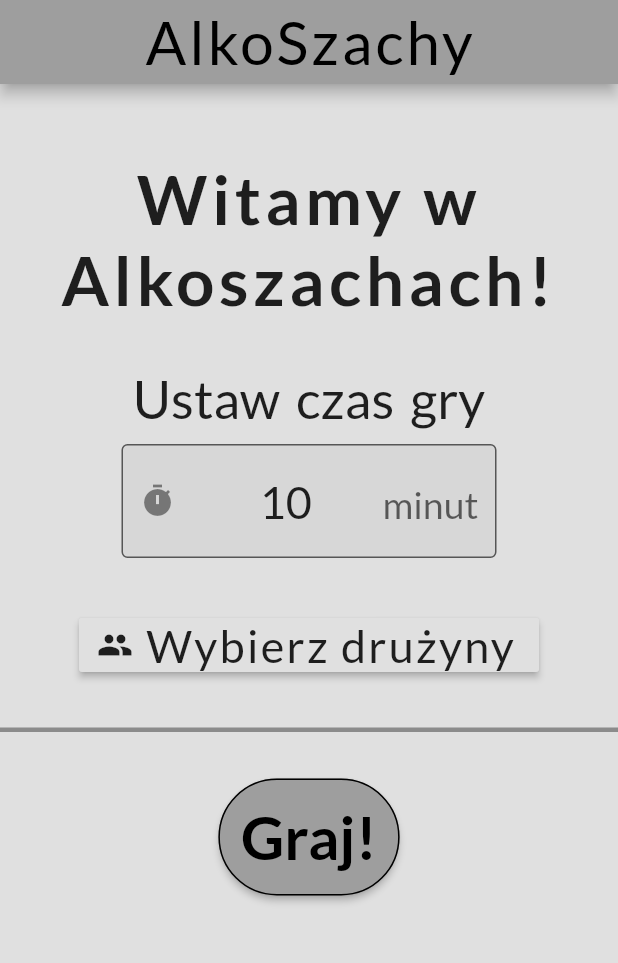
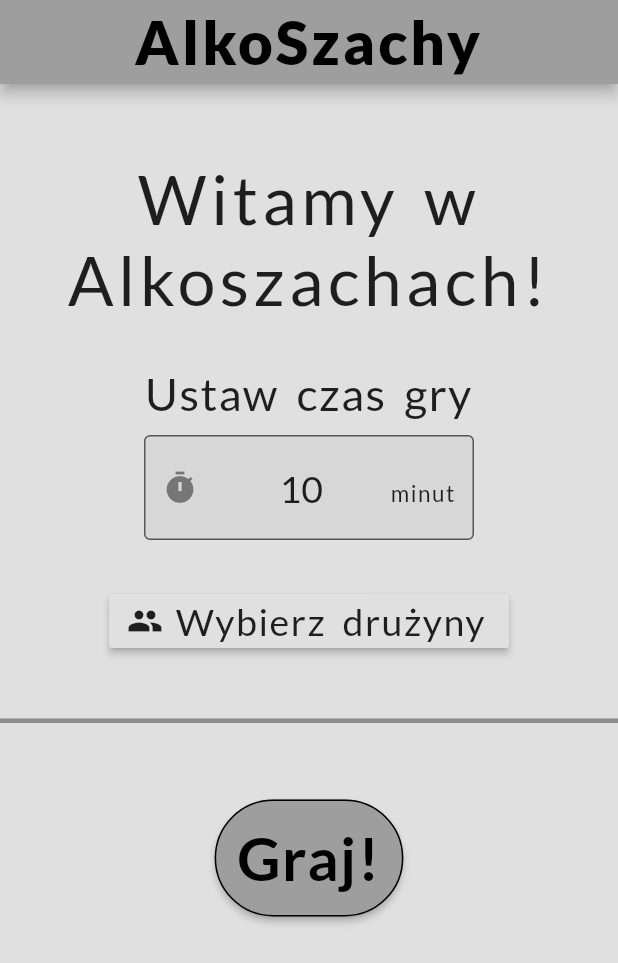
Before and after one commit to AdamJozwiak/AlkoSzachy, a Flutter app: the screen it shows after launch, on a phone screen of 412 x 824 dp. Shown: the top 963 px of the screen. Run offline on Flutter 3.47's test engine with Material 2 defaults, Android fonts, the phone set to English and light mode, and no system bars; our stand-ins replace google_fonts, rxdart.

Commit message:
Improve visually, fix to playable state

```diff
--- a/lib/models/gameStartInfo.dart
+++ b/lib/models/gameStartInfo.dart
@@ -2,8 +2,9 @@ import 'package:alkochin/models/player.dart';
 
 class GameInfo {
   final int timer;
+  final List<Player> players;
   final List<Player> whitePlayers;
   final List<Player> blackPlayers;
 
-  GameInfo(this.timer, this.whitePlayers, this.blackPlayers);
+  GameInfo(this.timer, this.players, this.whitePlayers, this.blackPlayers);
 }
--- a/lib/page/home.dart
+++ b/lib/page/home.dart
@@ -1,5 +1,6 @@
 import 'package:alkochin/models/gameStartInfo.dart';
 import 'package:alkochin/models/player.dart';
+import 'package:alkochin/widgets/customText.dart';
 import 'package:alkochin/widgets/file_manager.dart';
 import 'package:flutter/material.dart';
 
@@ -33,18 +34,18 @@ class _HomePageState extends State<HomePage> {
   Widget build(BuildContext context) {
     return Scaffold(
       appBar: AppBar(
-        title: Text(
-          widget.title,
-          style: TextStyle(
+        title: CustomText(
+          text: widget.title,
           fontSize: 40.0,
-              wordSpacing: 10.0,
+          weight: FontWeight.w900,
           letterSpacing: 2.0,
-              color: Colors.black),
+          color: Colors.black,
         ),
         centerTitle: true,
       ),
       backgroundColor: Colors.grey[300],
-      body: ListView(children: [
+      body: SafeArea(
+        child: ListView(children: [
           Center(
             child: Column(
               crossAxisAlignment: CrossAxisAlignment.center,
@@ -52,27 +53,26 @@ class _HomePageState extends State<HomePage> {
                 SizedBox(
                   height: 50.0,
                 ),
-              Text(
-                'Witamy w \nAlkoszachach!',
-                style: TextStyle(
+                CustomText(
+                  text: 'Witamy w \nAlkoszachach!',
                   fontSize: 45.0,
-                    fontWeight: FontWeight.bold,
-                    letterSpacing: 3.0),
+                  weight: FontWeight.w500,
+                  letterSpacing: 3.0,
                   textAlign: TextAlign.center,
                 ),
                 SizedBox(
                   height: 30.0,
                 ),
-              Text(
-                'Ustaw czas gry',
-                style: TextStyle(fontSize: 35.0, wordSpacing: 4.0),
+                CustomText(
+                  text: 'Ustaw czas gry',
+                  fontSize: 30.0,
                 ),
                 SizedBox(
                   height: 10.0,
                 ),
                 Container(
-                width: 250.0,
-                height: 80.0,
+                  width: 220.0,
+                  height: 70.0,
                   child: Form(
                     key: _formKey,
                     child: TextFormField(
@@ -82,15 +82,14 @@ class _HomePageState extends State<HomePage> {
                           border: OutlineInputBorder(),
                           filled: true,
                           prefixIcon: Icon(Icons.timer),
-                        suffix: Text(
-                          'minut',
-                          textAlign: TextAlign.center,
-                          style: TextStyle(fontSize: 25.0),
+                          suffix: CustomText(
+                            text: 'minut',
+                            fontSize: 15.0,
                           ),
                           errorStyle:
                               TextStyle(fontFamily: 'Roboto', fontSize: 13.0)),
                       textAlign: TextAlign.center,
-                    style: TextStyle(fontSize: 30.0),
+                      style: TextStyle(fontSize: 25.0),
                       validator: (value) {
                         if (value == null || value.isEmpty) {
                           return 'Ustaw czas';
@@ -118,12 +117,12 @@ class _HomePageState extends State<HomePage> {
                       Navigator.pushNamed(context, '/teams');
                     },
                     icon: Icon(Icons.people),
-                  label: Text(
-                    'Wybierz drużyny',
-                    style: TextStyle(fontSize: 30.0, letterSpacing: 1.5),
+                    label: CustomText(
+                      text: 'Wybierz drużyny',
+                      fontSize: 25.0,
                     )),
                 SizedBox(
-                height: 30.0,
+                  height: 40.0,
                 ),
                 Divider(
                   height: 5.0,
@@ -131,7 +130,7 @@ class _HomePageState extends State<HomePage> {
                   color: Colors.black38,
                 ),
                 SizedBox(
-                height: 30.0,
+                  height: 50.0,
                 ),
                 ElevatedButton(
                   onPressed: () async {
@@ -195,14 +194,15 @@ class _HomePageState extends State<HomePage> {
                         buttonError[1] == false &&
                         buttonError[2] == false) {
                       Navigator.pushNamed(context, '/game',
-                        arguments: GameInfo(timer, whitePlayers, blackPlayers));
+                          arguments: GameInfo(
+                              timer, players, whitePlayers, blackPlayers));
                     }
                   },
-                child: Text('Graj!',
-                    style: TextStyle(
+                  child: CustomText(
+                      text: 'Graj!',
                       fontSize: 40.0,
-                        fontWeight: FontWeight.bold,
-                        color: Colors.black)),
+                      weight: FontWeight.bold,
+                      color: Colors.black),
                   style: ButtonStyle(
                       padding: MaterialStateProperty.all(EdgeInsets.all(15)),
                       foregroundColor:
@@ -217,25 +217,30 @@ class _HomePageState extends State<HomePage> {
                 ),
                 Column(children: [
                   if (buttonError[0])
-                  Text(
-                    'Długość gry musi być większa niż 30 sek!',
-                    style: TextStyle(fontSize: 25.0, color: Colors.red[400]),
+                    CustomText(
+                      text: 'Długość gry musi być większa niż 30 sek!',
+                      fontSize: 25.0,
+                      color: Colors.red[400],
                     )
                   else if (buttonError[1])
-                  Text(
-                    'Brak graczy.',
-                    style: TextStyle(fontSize: 25.0, color: Colors.red[400]),
+                    CustomText(
+                      text: 'Brak graczy.',
+                      fontSize: 25.0,
+                      color: Colors.red[400],
                     )
                   else if (buttonError[2])
-                  Text(
+                    CustomText(
+                      text:
                           'Musi być przynajmniej jeden gracz w każdej drużynie.',
-                    style: TextStyle(fontSize: 25.0, color: Colors.red[400]),
+                      fontSize: 25.0,
+                      color: Colors.red[400],
                     ),
                 ])
               ],
             ),
           ),
         ]),
+      ),
     );
   }
 }
```
Also changed, not shown: lib/page/game.dart (+73 -53 lines), lib/page/team_selection.dart (+56 -44 lines). Lines whose indentation alone changed are shown as unchanged.
